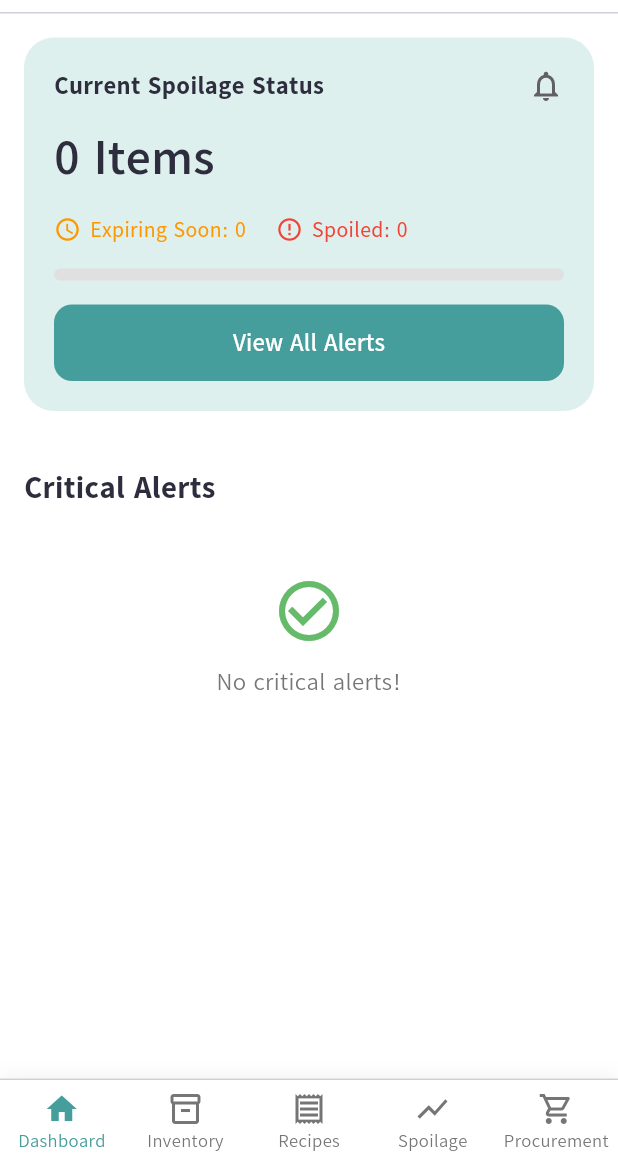
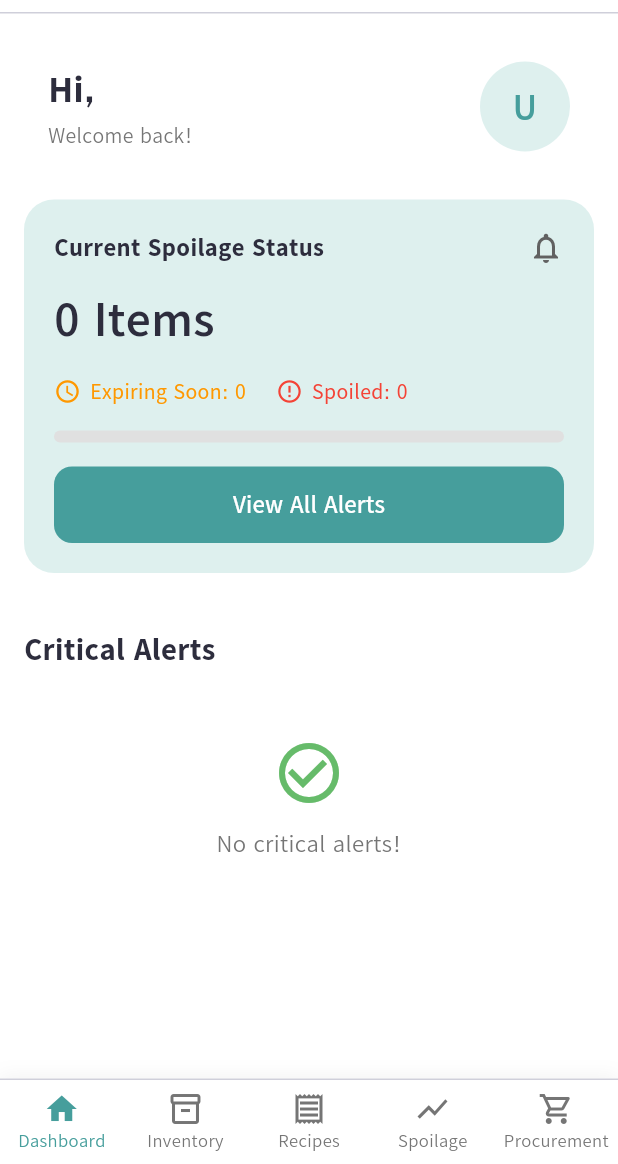
Before and after one commit to cadburyoreo535/App-Dev-Final-Project, a Flutter app: the DashboardScreen screen opened directly, on a phone screen of 412 x 824 dp, the part 72-1236 px from its top. Run offline on Flutter 3.47's test engine with Material 3 defaults, Android fonts, the phone set to English and light mode, and no system bars; our stand-ins replace cloud_firestore, firebase_auth, firebase_core, fl_chart; accounts and stored records are empty.

Commit message:
feat: added widget for users firstName in dashboard

```diff
--- a/final_project/lib/screens/dashboard_screen.dart
+++ b/final_project/lib/screens/dashboard_screen.dart
@@ -110,6 +110,7 @@ class _DashboardScreenState extends State<DashboardScreen> {
             child: Column(
               crossAxisAlignment: CrossAxisAlignment.start,
               children: [
+                _buildWelcomeHeader(),
                 _buildSpoilageStatusCard(
                   totalItems: ingredients.length,
                   expiringSoonCount: expiringSoonCount,
@@ -123,6 +124,65 @@ class _DashboardScreenState extends State<DashboardScreen> {
         },
       ),
       bottomNavigationBar: _buildBottomNavBar(),
+    );
+  }
+
+  Widget _buildWelcomeHeader() {
+    return FutureBuilder<DocumentSnapshot>(
+      future: _firestore.collection('users').doc(_auth.currentUser?.uid).get(),
+      builder: (context, snapshot) {
+        String firstName = 'User';
+
+        if (snapshot.hasData && snapshot.data!.exists) {
+          final data = snapshot.data!.data() as Map<String, dynamic>?;
+          firstName = data?['firstName'] ?? 'User';
+        }
+
+        return Container(
+          margin: const EdgeInsets.fromLTRB(16, 16, 16, 0),
+          padding: const EdgeInsets.all(16),
+          decoration: BoxDecoration(
+            color: Colors.white,
+            borderRadius: BorderRadius.circular(16),
+          ),
+          child: Row(
+            children: [
+              Expanded(
+                child: Column(
+                  crossAxisAlignment: CrossAxisAlignment.start,
+                  children: [
+                    Text(
+                      'Hi, $firstName',
+                      style: const TextStyle(
+                        fontSize: 24,
+                        fontWeight: FontWeight.w900,
+                        color: Color(0xFF2D2D3D),
+                      ),
+                    ),
+                    const SizedBox(height: 4),
+                    Text(
+                      'Welcome back!',
+                      style: TextStyle(fontSize: 14, color: Colors.grey[600]),
+                    ),
+                  ],
+                ),
+              ),
+              CircleAvatar(
+                radius: 30,
+                backgroundColor: const Color(0xFFA0D4CF).withOpacity(0.35),
+                child: Text(
+                  firstName.isNotEmpty ? firstName[0].toUpperCase() : 'U',
+                  style: const TextStyle(
+                    fontSize: 24,
+                    fontWeight: FontWeight.bold,
+                    color: Color(0xFF469E9C),
+                  ),
+                ),
+              ),
+            ],
+          ),
+        );
+      },
     );
   }
 
```
